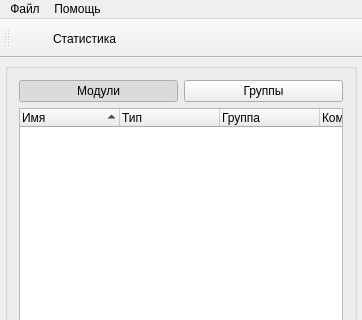
The window that src/SVViewer/forms/mainWin.ui (Tyill/SVisual) describes before a commit, drawn with Qt 5; both pictures show x 0 to 362 and y 0 to 320 of the 362 by 708 pixel window.
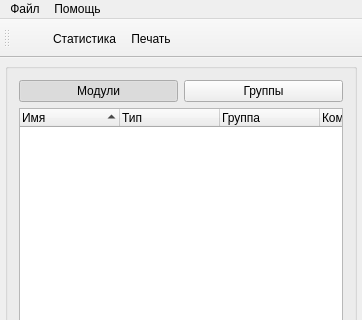
The same window after the commit. Icons and pictures are not drawn. Custom widgets are drawn as their Qt base class.

The edit to the form file:
```diff
--- a/src/SVViewer/forms/mainWin.ui
+++ b/src/SVViewer/forms/mainWin.ui
@@ -255,6 +255,7 @@
    </attribute>
    <addaction name="actionOpen"/>
    <addaction name="actionStat"/>
+   <addaction name="actionPrint"/>
   </widget>
   <action name="actionOpen">
    <property name="icon">
@@ -290,6 +291,15 @@
     <string>О программе</string>
    </property>
   </action>
+  <action name="actionPrint">
+   <property name="icon">
+    <iconset resource="../resources/resource.qrc">
+     <normaloff>:/SVViewer/images/print.png</normaloff>:/SVViewer/images/print.png</iconset>
+   </property>
+   <property name="text">
+    <string>Печать</string>
+   </property>
+  </action>
  </widget>
  <layoutdefault spacing="6" margin="11"/>
  <customwidgets>
```
Left out of the diff: 4 changed lines with no effect on the pictures.
